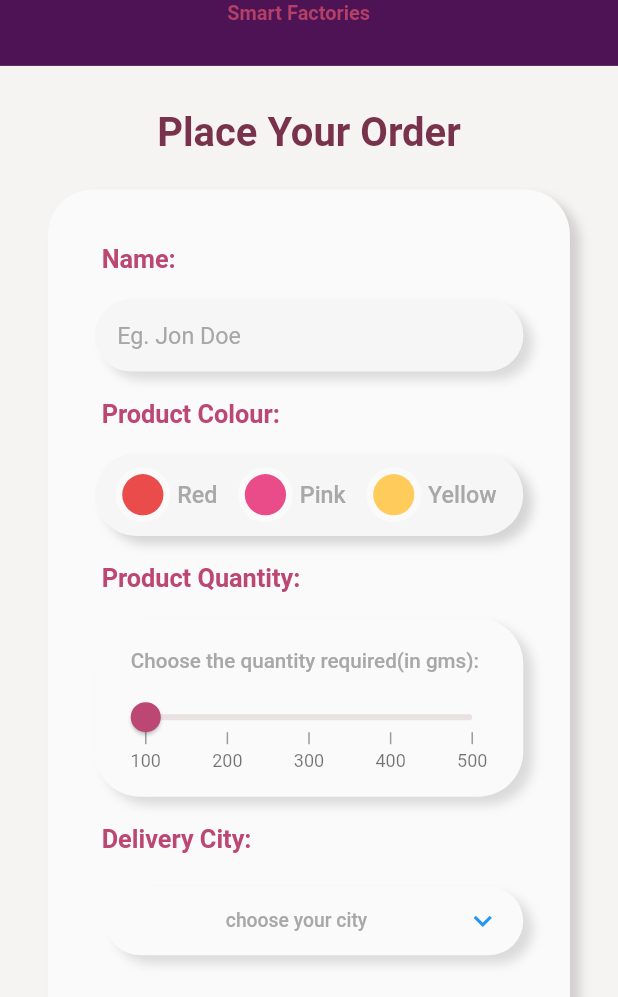
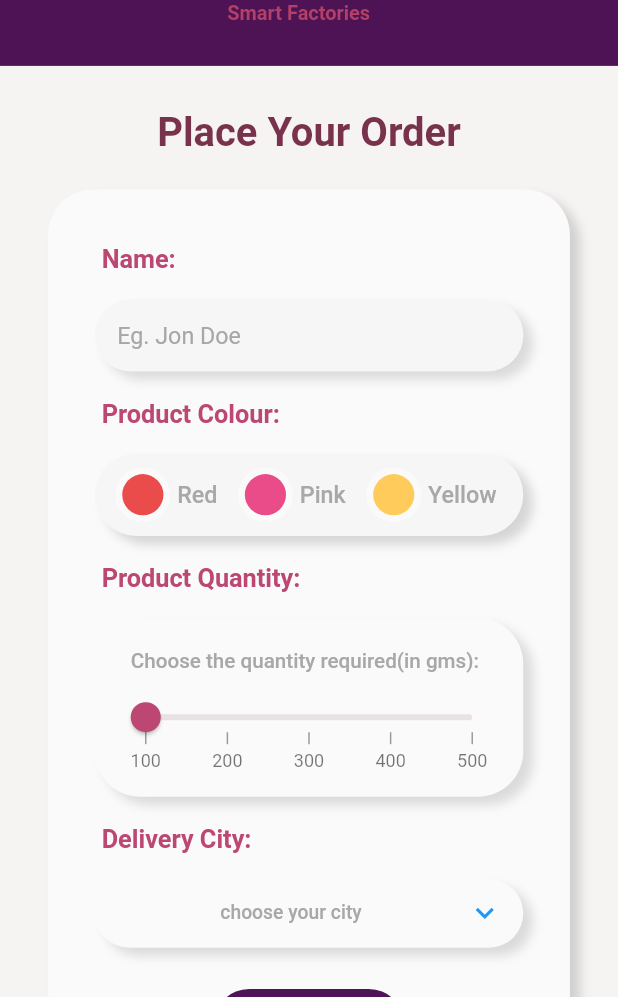
Before and after one commit to Ishu-Choubey/twyn_app, a Flutter app: the Order screen opened directly, on a phone screen of 412 x 824 dp, the part 239-1236 px from its top. Run offline on Flutter 3.47's test engine with Material 2 defaults, Android fonts, the phone set to English and light mode, and no system bars; drawn by our look-alikes of syncfusion_flutter_sliders; our stand-ins replace google_fonts; missing offline and left inert: syncfusion_flutter_core; Roboto replaces fonts that are missing (Helvetica).

Commit message:
main page

```diff
--- a/lib/Screen/order-page.dart
+++ b/lib/Screen/order-page.dart
@@ -39,7 +39,7 @@ class _OrderState extends State<Order> {
             child: Container(
               // isubmittedscreenLo8 (18:20)
               width: double.infinity,
-              height: isExpanded? 1200*fem: 1090*fem,
+              height: isExpanded? 1250*fem: 1050*fem,
               decoration: BoxDecoration(
                 color: Color(0xffE1E1E1),
               ),
@@ -522,15 +522,9 @@ class _OrderState extends State<Order> {
                                       ),
                                     ),
                                     Container(
-                                      margin: EdgeInsets.fromLTRB(
-                                          5 * fem, 0 * fem, 0 * fem, 0 * fem),
                                       width: double.infinity,
-                                      height: 100*fem,
-                                        child: Padding(
-                                          padding: EdgeInsets.fromLTRB(3 * fem, 0 * fem, 0 * fem, 5 * fem),
                                         child: Column(
                                           children: [
-                                              SizedBox(height: 5,),
                                             Container(
                                               width: double.infinity,
                                               height: 50*fem,
@@ -547,13 +541,16 @@ class _OrderState extends State<Order> {
                                                   ]),
                                               child: Center(
                                                 child: Padding(
-                                                    padding: const EdgeInsets.symmetric(horizontal: 15),
+                                                  padding: EdgeInsets.symmetric(horizontal: 15*fem),
+
+
+
+
                                                   child: InkWell(
                                                       onTap: (){
                                                         FocusScope.of(context).unfocus();
                                                         isExpanded = !isExpanded;
                                                         setState(() {
-
                                                         });
                                                       },
                                                       child: Row(
@@ -611,15 +608,36 @@ class _OrderState extends State<Order> {
                                               )
                                           ],
                                         ),
+                                    )
+
+
+
+
+
+
+
+
+
+
+
+
+
+
+
+
+
+
+
+
+
+                                  ]
                                ),
                             ),
-                                  ]
-                               ),
-                            ),//Delivery Container
+                            //Delivery Container
                             Container(
                               // trackLrJ (18:31)
                               margin: EdgeInsets.fromLTRB(
-                                  31 * fem, 0 * fem, 31 * fem, 0 * fem),
+                                  31 * fem, 20 * fem, 31 * fem, 0 * fem),
                               child: TextButton(
                                 onPressed: () => {
                                   Navigator.of(context).push(MaterialPageRoute(
--- a/lib/Screen/track-page.dart
+++ b/lib/Screen/track-page.dart
@@ -333,8 +333,6 @@ class Track extends StatelessWidget {
                         ],
                       ),
                     ),
-
-
                     Container(
                       width: double.infinity,
                       decoration: BoxDecoration(
```
Also changed, not shown: 1 other file. Lines whose indentation alone changed are shown as unchanged.
